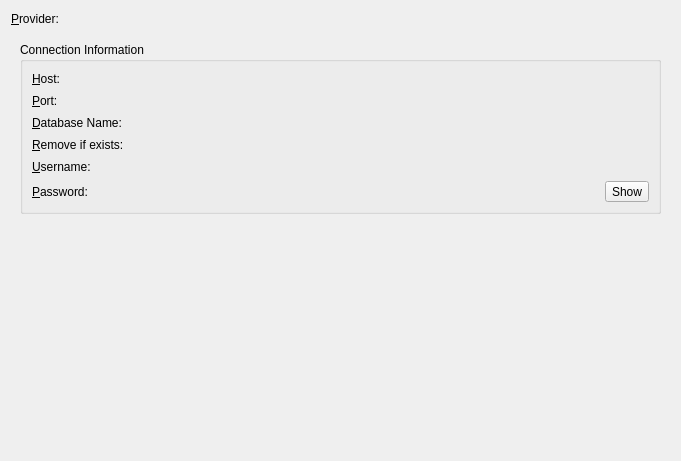
Old version of the form qtz/widgets/data/wizard-page-create-database-confirm.ui in the repository soroush/Qtz.
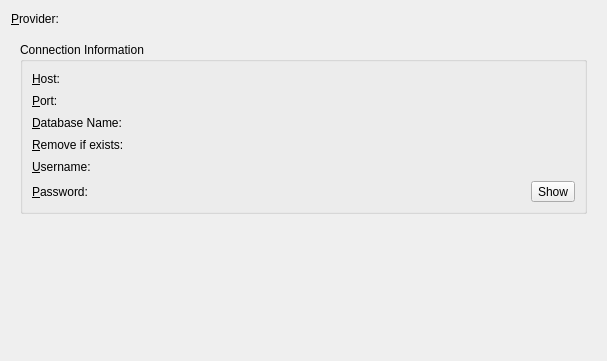
New version of the form.

The edit to the form file:
```diff
--- a/qtz/widgets/data/wizard-page-create-database-confirm.ui
+++ b/qtz/widgets/data/wizard-page-create-database-confirm.ui
@@ -6,8 +6,8 @@
    <rect>
     <x>0</x>
     <y>0</y>
-    <width>681</width>
-    <height>461</height>
+    <width>607</width>
+    <height>361</height>
    </rect>
   </property>
   <property name="windowTitle">
```
Left out of the diff: 5 changed lines with no effect on the pictures.
